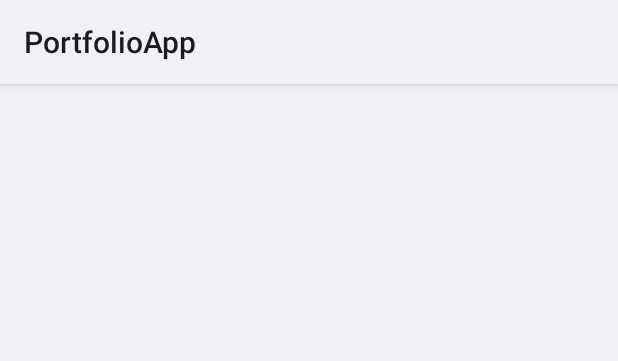
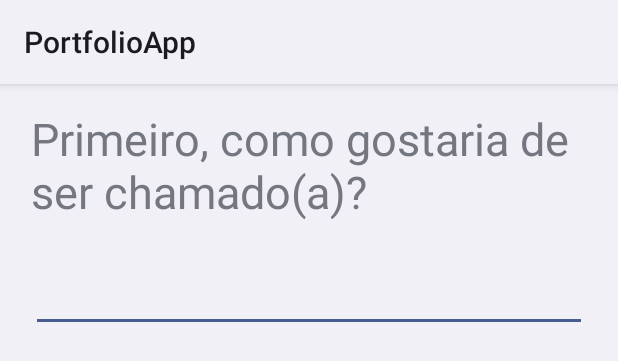
Before and after one commit to agrdc/PortfolioApp, an Android app: the layout fragment_register.xml on its own in the app's theme, with its tools: preview values and no code run, on a phone screen of 412 x 824 dp. Shown: the top 361 px of the screen. Run offline under Robolectric (Android 15) with nearby library versions, the phone set to English and light mode, and no system bars.

Commit message:
Begins basic view creation for register screen
Signed-off-by: Agnaldo Rodrigues de Carvalho <ag.carvalho@guide.com.br>

```diff
--- a/app/src/main/java/br/com/portfolioapp/ui/view/onboarding/activity/OnboardingActivity.kt
+++ b/app/src/main/java/br/com/portfolioapp/ui/view/onboarding/activity/OnboardingActivity.kt
@@ -10,6 +10,7 @@ class OnboardingActivity : BaseActivity<ActivityOnboardingBinding>() {
     override fun onCreate(savedInstanceState: Bundle?) {
         super.onCreate(savedInstanceState)
         installSplashScreen()
+        supportActionBar?.hide()
         bindView(R.layout.activity_onboarding)
     }
 }
--- a/app/src/main/res/layout/fragment_onboarding.xml
+++ b/app/src/main/res/layout/fragment_onboarding.xml
@@ -12,18 +12,18 @@
             android:layout_height="wrap_content">
 
             <androidx.constraintlayout.widget.Guideline
-                android:id="@+id/vertical_guideline_10"
+                android:id="@+id/vertical_guideline_5"
                 android:layout_width="match_parent"
                 android:layout_height="wrap_content"
                 android:orientation="vertical"
-                app:layout_constraintGuide_percent="0.10" />
+                app:layout_constraintGuide_percent="0.05" />
 
             <androidx.constraintlayout.widget.Guideline
-                android:id="@+id/vertical_guideline_90"
+                android:id="@+id/vertical_guideline_95"
                 android:layout_width="match_parent"
                 android:layout_height="wrap_content"
                 android:orientation="vertical"
-                app:layout_constraintGuide_percent="0.90" />
+                app:layout_constraintGuide_percent="0.95" />
 
             <Button
                 android:id="@+id/btn_lets_go"
@@ -33,8 +33,8 @@
                 style="@style/DefaultButton"
                 android:layout_marginBottom="@dimen/default_margin"
                 app:layout_constraintBottom_toBottomOf="parent"
-                app:layout_constraintEnd_toStartOf="@id/vertical_guideline_90"
-                app:layout_constraintStart_toStartOf="@id/vertical_guideline_10"
+                app:layout_constraintEnd_toStartOf="@id/vertical_guideline_95"
+                app:layout_constraintStart_toStartOf="@id/vertical_guideline_5"
                 app:layout_constraintVertical_bias="0" />
 
         </androidx.constraintlayout.widget.ConstraintLayout>
--- a/app/src/main/res/layout/fragment_register.xml
+++ b/app/src/main/res/layout/fragment_register.xml
@@ -1,9 +1,48 @@
 <?xml version="1.0" encoding="utf-8"?>
-<layout>
+<layout xmlns:android="http://schemas.android.com/apk/res/android"
+    xmlns:app="http://schemas.android.com/apk/res-auto">
 
-    <androidx.constraintlayout.widget.ConstraintLayout xmlns:android="http://schemas.android.com/apk/res/android"
+    <androidx.constraintlayout.widget.ConstraintLayout
         android:layout_width="match_parent"
         android:layout_height="match_parent">
 
+        <androidx.constraintlayout.widget.Guideline
+            android:id="@+id/vertical_guideline_5"
+            android:layout_width="match_parent"
+            android:layout_height="wrap_content"
+            android:orientation="vertical"
+            app:layout_constraintGuide_percent="0.05" />
+
+        <androidx.constraintlayout.widget.Guideline
+            android:id="@+id/vertical_guideline_95"
+            android:layout_width="match_parent"
+            android:layout_height="wrap_content"
+            android:orientation="vertical"
+            app:layout_constraintGuide_percent="0.95" />
+
+        <TextView
+            android:id="@+id/tv_name"
+            android:layout_width="0dp"
+            android:layout_height="wrap_content"
+            style="@style/AutoSizeText"
+            android:lines="2"
+            android:layout_marginTop="@dimen/default_margin"
+            android:text="@string/name_question"
+            app:layout_constraintEnd_toStartOf="@id/vertical_guideline_95"
+            app:layout_constraintStart_toStartOf="@id/vertical_guideline_5"
+            app:layout_constraintTop_toTopOf="parent"
+            />
+
+        <androidx.appcompat.widget.AppCompatEditText
+            android:id="@+id/et_name"
+            android:layout_width="0dp"
+            android:layout_height="wrap_content"
+            android:theme="@style/AutoSizeEditText"
+            android:lines="1"
+            android:layout_marginTop="@dimen/small_margin"
+            app:layout_constraintEnd_toStartOf="@id/vertical_guideline_95"
+            app:layout_constraintStart_toStartOf="@id/vertical_guideline_5"
+            app:layout_constraintTop_toBottomOf="@id/tv_name" />
+
     </androidx.constraintlayout.widget.ConstraintLayout>
 </layout>
--- a/app/src/main/res/values-hdpi/dimens.xml
+++ b/app/src/main/res/values-hdpi/dimens.xml
@@ -2,4 +2,5 @@
 <resources>
     <dimen name="size_button">56dp</dimen>
     <dimen name="default_margin">16dp</dimen>
+    <dimen name="small_margin">12dp</dimen>
 </resources>
--- a/app/src/main/res/values-mdpi/dimens.xml
+++ b/app/src/main/res/values-mdpi/dimens.xml
@@ -2,5 +2,5 @@
 <resources>
     <dimen name="size_button">48dp</dimen>
     <dimen name="default_margin">12dp</dimen>
-
+    <dimen name="small_margin">16dp</dimen>
 </resources>
--- a/app/src/main/res/values-xhdpi/dimens.xml
+++ b/app/src/main/res/values-xhdpi/dimens.xml
@@ -2,4 +2,5 @@
 <resources>
     <dimen name="size_button">56dp</dimen>
     <dimen name="default_margin">24dp</dimen>
+    <dimen name="small_margin">16dp</dimen>
 </resources>
--- a/app/src/main/res/values-xxhdpi/dimens.xml
+++ b/app/src/main/res/values-xxhdpi/dimens.xml
@@ -2,4 +2,5 @@
 <resources>
     <dimen name="size_button">64dp</dimen>
     <dimen name="default_margin">32dp</dimen>
+    <dimen name="small_margin">20dp</dimen>
 </resources>
--- a/app/src/main/res/values-xxxhdpi/dimens.xml
+++ b/app/src/main/res/values-xxxhdpi/dimens.xml
@@ -2,4 +2,5 @@
 <resources>
     <dimen name="size_button">64dp</dimen>
     <dimen name="default_margin">40dp</dimen>
+    <dimen name="small_margin">24dp</dimen>
 </resources>
--- a/app/src/main/res/values/dimens.xml
+++ b/app/src/main/res/values/dimens.xml
@@ -2,7 +2,17 @@
 <resources>
     <dimen name="size_button">48dp</dimen>
     <dimen name="default_margin">12dp</dimen>
+    <dimen name="small_margin">8dp</dimen>
+
+    <dimen name="font_2">2sp</dimen>
+    <dimen name="font_12">12sp</dimen>
+    <dimen name="font_18">18sp</dimen>
+    <dimen name="font_20">20sp</dimen>
+    <dimen name="font_30">30sp</dimen>
+    <dimen name="font_40">40sp</dimen>
+    <dimen name="font_100">100sp</dimen>
+
 
     <dimen name="size_12">12dp</dimen>
-    <dimen name="font_18">18sp</dimen>
+    <dimen name="size_40">40dp</dimen>
 </resources>
--- a/app/src/main/res/values/strings.xml
+++ b/app/src/main/res/values/strings.xml
@@ -1,4 +1,5 @@
 <resources>
     <string name="app_name">PortfolioApp</string>
     <string name="lets_go">Vamos lá!</string>
+    <string name="name_question">Primeiro, como gostaria de ser chamado(a)?</string>
 </resources>
--- a/app/src/main/res/values/themes.xml
+++ b/app/src/main/res/values/themes.xml
@@ -27,4 +27,22 @@
         <item name="android:textColor">@color/white</item>
         <item name="android:textAllCaps">false</item>
     </style>
+
+    <style name="AutoSizeText" parent="Widget.AppCompat.TextView">
+        <item name="autoSizeTextType">uniform</item>
+        <item name="autoSizeMinTextSize">@dimen/font_12</item>
+        <item name="autoSizeMaxTextSize">@dimen/font_100</item>
+        <item name="autoSizeStepGranularity">@dimen/font_2</item>
+        <item name="android:lines">1</item>
+        <item name="android:textSize">@dimen/font_30</item>
+    </style>
+
+    <style name="AutoSizeEditText" parent="Widget.AppCompat.EditText">
+        <item name="autoSizeTextType">uniform</item>
+        <item name="autoSizeMinTextSize">@dimen/font_12</item>
+        <item name="autoSizeMaxTextSize">@dimen/font_100</item>
+        <item name="autoSizeStepGranularity">@dimen/font_2</item>
+        <item name="android:lines">1</item>
+        <item name="android:textSize">@dimen/font_30</item>
+    </style>
 </resources>
```
